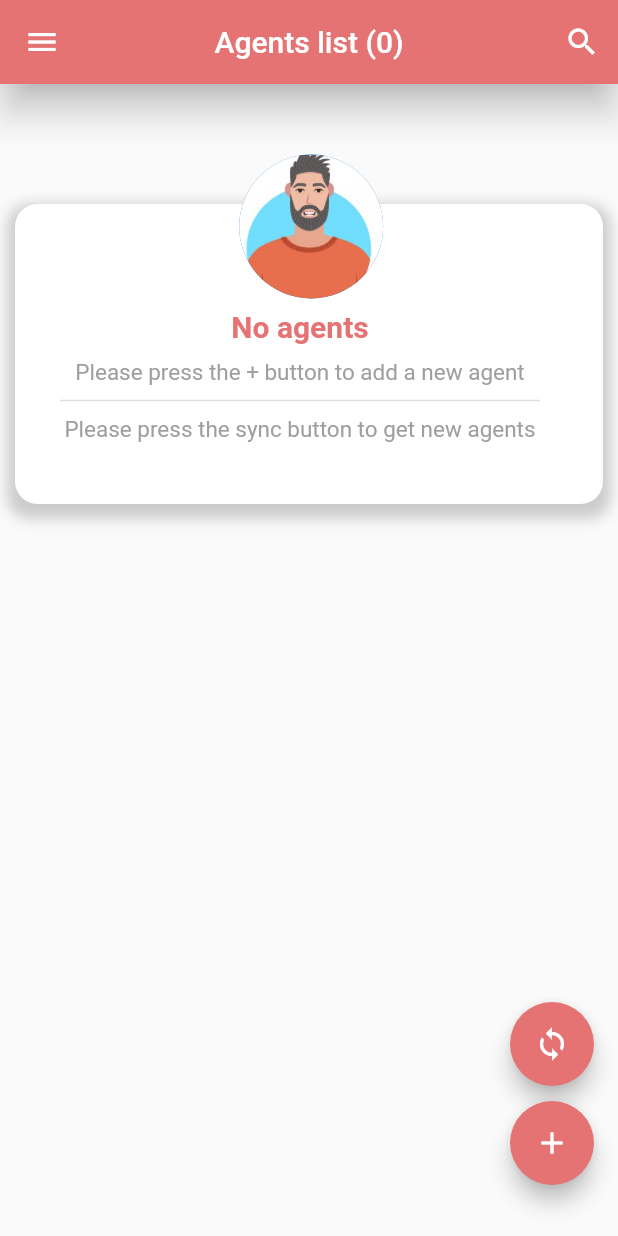
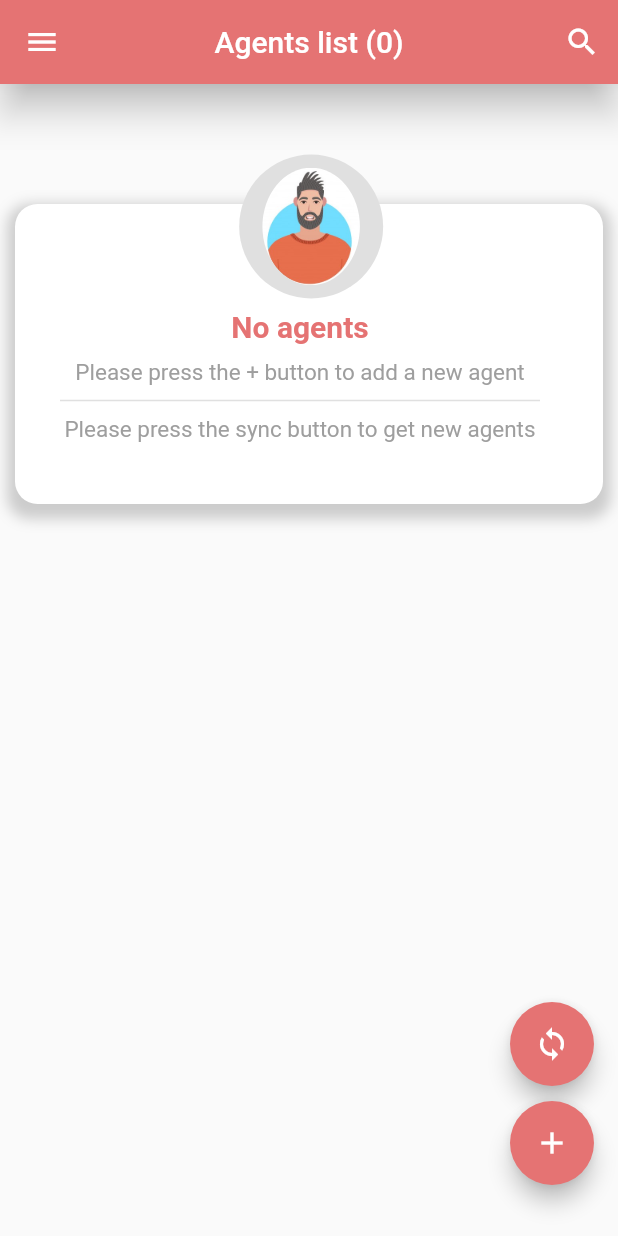
Before and after one commit to PereiraCC/flutter-agent-management, a Flutter app: the screen it shows after launch, on a phone screen of 412 x 824 dp. Run offline on Flutter 3.47's test engine with Material 2 defaults, Android fonts, the phone set to English and light mode, and no system bars; our stand-ins replace sqflite; accounts and stored records are empty.

Commit message:
image_agent.dart: placefolder in network image added

```diff
--- a/lib/widgets/image_agent.dart
+++ b/lib/widgets/image_agent.dart
@@ -22,11 +22,58 @@ class ImageAgent extends StatelessWidget {
       margin: EdgeInsets.all(5),
       padding: EdgeInsets.all(2.0),
       child: CircleAvatar(
-        backgroundImage: (networkImage == true)
-                          ? NetworkImage(this.urlImage)
-                          : AssetImage(this.urlImage) as ImageProvider,
-        radius: 25.0,
+        radius: 50.0,
+        backgroundColor: Colors.grey.shade300,
+        child: ClipOval(
+          child: (networkImage == true)
+                  ? _NetworkPicture(urlImage: urlImage)
+                  : _AssetPicture(urlImage: urlImage),
+        ),
       ),
     );
   }
 }
+
+class _AssetPicture extends StatelessWidget {
+  const _AssetPicture({
+    Key? key,
+    required this.urlImage,
+  }) : super(key: key);
+
+  final String urlImage;
+
+  @override
+  Widget build(BuildContext context) {
+    return Container(
+      child: Image(
+        image: AssetImage(this.urlImage),
+        width: 65,
+        // height: 100,
+        fit: BoxFit.cover,
+      )
+    );
+  }
+}
+
+class _NetworkPicture extends StatelessWidget {
+
+  const _NetworkPicture({
+    Key? key,
+    required this.urlImage,
+  }) : super(key: key);
+
+  final String urlImage;
+
+  @override
+  Widget build(BuildContext context) {
+    return Container(
+      child : FadeInImage(
+        placeholder: AssetImage('assets/loading.gif'),
+        image: NetworkImage(this.urlImage),
+        width: 100,
+        height: 100,
+        fit: BoxFit.cover,
+      )
+    );
+  }
+}
```
